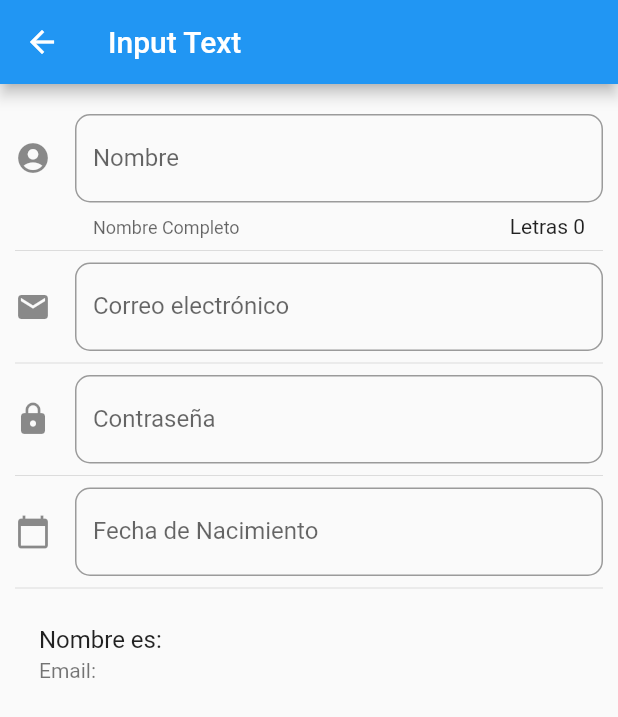
After one commit to farinas09/FlutterComponents, a Flutter app: the screen it shows after launch, after a tap on "Inputs Fields", on a phone screen of 412 x 824 dp. The commit adds this screen. Shown: the top 717 px of the screen. Run offline on Flutter 3.47's test engine with Material 2 defaults, Android fonts, the phone set to English and light mode, and no system bars; network calls fail.

Commit message:
adding some input layouts

```diff
--- a/data/menu_opts.json
+++ b/data/menu_opts.json
@@ -20,6 +20,11 @@
             "ruta" : "animatedContainer",
             "icon" : "donut_large",
             "texto": "Animated Container"
+        },
+        {
+            "ruta" : "inputs",
+            "icon" : "input",
+            "texto": "Inputs Fields"
         }
     ]
 }
--- a/lib/main.dart
+++ b/lib/main.dart
@@ -1,4 +1,5 @@
 import 'package:flutter/material.dart';
+import 'package:flutter_localizations/flutter_localizations.dart';
 
 import 'package:components/src/routes/routes.dart';
 import 'package:components/src/pages/alert_page.dart';
@@ -10,6 +11,17 @@ class MyApp extends StatelessWidget {
   Widget build(BuildContext context) {
     return MaterialApp(
       debugShowCheckedModeBanner: false,
+      localizationsDelegates: [
+        // ... app-specific localization delegate[s] here
+        GlobalMaterialLocalizations.delegate,
+        GlobalWidgetsLocalizations.delegate,
+        GlobalCupertinoLocalizations.delegate,
+        ],
+        supportedLocales: [
+          const Locale('en', 'US'), // English
+          const Locale('es', 'ES'), // Hebrew
+    // ... other locales the app supports
+  ],
       title: 'Componentes',
       //home: HomePage(),
       initialRoute: '/',
--- /dev/null
+++ b/lib/src/pages/input_page.dart
@@ -0,0 +1,145 @@
+import 'package:flutter/material.dart';
+
+class InputPage extends StatefulWidget {
+  @override
+  _InputPageState createState() => _InputPageState();
+}
+
+class _InputPageState extends State<InputPage> {
+
+  String _name = "";
+  String _email = "";
+  String _date = "";
+
+  TextEditingController _inputDateController = new TextEditingController();
+
+  @override
+  Widget build(BuildContext context) {
+    return Scaffold(
+      appBar: AppBar(
+        title: Text("Input Text"),
+      ),
+      body: ListView(
+        padding: EdgeInsets.symmetric(horizontal: 10.0, vertical: 20.0),
+        children: <Widget>[
+          _createInput(),
+          Divider(),
+          _createEmailField(),
+          Divider(),
+          _createPasswordField(),
+          Divider(),
+          _createDateField(context),
+          Divider(),
+          _createPerson(),
+        ],
+      ),
+    );
+  }
+
+  Widget _createInput() {
+
+    return TextField(
+      autofocus: false,
+      textCapitalization: TextCapitalization.sentences,
+      decoration: InputDecoration(
+        border: OutlineInputBorder(
+          borderRadius: BorderRadius.circular(10.0)
+        ),
+        counter: Text("Letras ${_name.length}"),
+        hintText: "Nombre",
+        labelText: "Nombre",
+        helperText: 'Nombre Completo',
+        icon: Icon(Icons.account_circle)
+      ),
+      onChanged: (valor) {
+        setState(() {
+        _name = valor;
+
+        });
+      },
+    );
+  }
+
+  Widget _createPerson() {
+
+    return ListTile(
+      title: Text('Nombre es: $_name'),
+      subtitle: Text('Email: $_email'),
+    );
+  }
+
+  Widget _createEmailField() {
+
+    return TextField(
+      keyboardType: TextInputType.emailAddress,
+      decoration: InputDecoration(
+        border: OutlineInputBorder(
+          borderRadius: BorderRadius.circular(10.0)
+        ),
+        hintText: "Correo electrónico",
+        labelText: "Correo electrónico",
+        icon: Icon(Icons.email)
+      ),
+      onChanged: (valor) => setState(() {
+        _email = valor;
+        })
+    );
+  }
+
+  Widget _createPasswordField() {
+
+    return TextField(
+      obscureText: true,
+      keyboardType: TextInputType.visiblePassword,
+      decoration: InputDecoration(
+        border: OutlineInputBorder(
+          borderRadius: BorderRadius.circular(10.0)
+        ),
+        hintText: "Contraseña",
+        labelText: "Contraseña",
+        icon: Icon(Icons.lock)
+      ),
+      onChanged: (valor) => setState(() {
+
+        })
+    );
+  }
+
+  _createDateField(BuildContext context) {
+
+    return TextField(
+      enableInteractiveSelection: false,
+      controller: _inputDateController,
+      decoration: InputDecoration(
+        border: OutlineInputBorder(
+          borderRadius: BorderRadius.circular(10.0)
+        ),
+        hintText: "Fecha de Nacimiento",
+        labelText: "Fecha de Nacimiento",
+        icon: Icon(Icons.calendar_today)
+      ),
+      onTap: (){
+        FocusScope.of(context).requestFocus(new FocusNode());
+        _selectDate(context);
+      },
+    );
+  }
+
+  void _selectDate(BuildContext context) async {
+
+    DateTime picker = await showDatePicker(
+      context: context,
+      initialDate: new DateTime.now(),
+      firstDate: new DateTime(2010),
+      lastDate: new DateTime(2025),
+      locale: Locale('es', 'ES'),
+      );
+
+    if(picker!=null) {
+      setState(() {
+        _date = picker.toString();
+        _inputDateController.text = _date;
+      });
+    }
+  }
+}
--- a/lib/src/routes/routes.dart
+++ b/lib/src/routes/routes.dart
@@ -1,3 +1,4 @@
+import 'package:components/src/pages/input_page.dart';
 import 'package:flutter/material.dart';
 
 import 'package:components/src/pages/alert_page.dart';
@@ -14,5 +15,6 @@ Map<String, WidgetBuilder> getApplicationRoutes() {
         'avatar'            : (BuildContext context) => AvatarPage(),
         'card'              : (BuildContext context) => CardPage(),
         'animatedContainer' : (BuildContext context) => AnimatedContainerPage(),
+        'inputs' : (BuildContext context) => InputPage(),
       };
 }
--- a/lib/src/utils/icon_string_util.dart
+++ b/lib/src/utils/icon_string_util.dart
@@ -4,7 +4,9 @@ final _icons = <String, IconData>{
   'add_alert'     : Icons.add_alert,
   'accessibility' : Icons.accessibility,
   'folder_open'   : Icons.folder_open,
-  'donut_large'   : Icons.donut_large
+  'donut_large'   : Icons.donut_large,
+  'input'         : Icons.input
+
 };
 Icon getIcon( String iconName ) {
   return Icon(_icons[iconName], color: Colors.blue,);
--- a/pubspec.yaml
+++ b/pubspec.yaml
@@ -26,6 +26,9 @@ dependencies:
 
 dev_dependencies:
   flutter_test:
+    sdk: flutter
+
+  flutter_localizations:
     sdk: flutter
 
 
```
Also changed, not shown: pubspec.lock.
